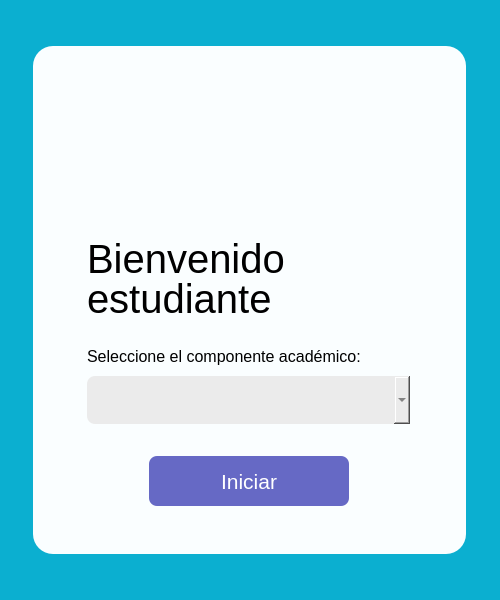
StudentOwl/StudentOwl-Monitoreo, file student-owl/resources/watcher_view.ui: the form before one commit.
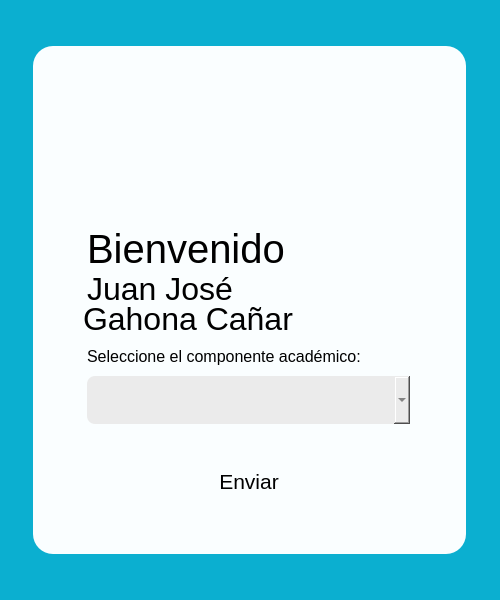
The form after the commit. Icons and pictures are not drawn.

```diff
--- a/student-owl/resources/watcher_view.ui
+++ b/student-owl/resources/watcher_view.ui
@@ -14,8 +14,29 @@
   <property name="windowTitle">
    <string>MainWindow</string>
   </property>
+  <property name="windowIcon">
+   <iconset resource="resources.qrc">
+    <normaloff>:/imgs/img/StudentOwlPet-Dark.ico</normaloff>:/imgs/img/StudentOwlPet-Dark.ico</iconset>
+  </property>
   <property name="styleSheet">
-   <string notr="true">background-color: rgb(11, 175, 208);</string>
+   <string notr="true">QWidget#centralwidget {
+	background-color: rgb(11, 175, 208);
+},
+
+
+QLabel* {
+	background-color: rgba(255, 255, 255, 0);
+	color: blue;
+}</string>
+  </property>
+  <property name="iconSize">
+   <size>
+    <width>25</width>
+    <height>25</height>
+   </size>
+  </property>
+  <property name="toolButtonStyle">
+   <enum>Qt::ToolButtonIconOnly</enum>
   </property>
   <widget class="QWidget" name="centralwidget">
    <widget class="QFrame" name="mainPnl">
@@ -29,7 +50,8 @@
     </property>
     <property name="styleSheet">
      <string notr="true">background-color: rgb(250, 254, 255);
-border-radius: 20;</string>
+border-radius: 20;
+</string>
     </property>
     <property name="frameShape">
      <enum>QFrame::StyledPanel</enum>
@@ -61,18 +83,20 @@
      <property name="font">
       <font>
        <pointsize>16</pointsize>
+       <kerning>true</kerning>
       </font>
      </property>
      <property name="styleSheet">
       <string notr="true">background-color: rgb(102, 105, 197);
 border-radius: 8;
-color: rgb(255, 255, 255);</string>
+color: rgb(255, 255, 255);
+
+hover {
+	background-color: rgb(89, 100, 255);
+}</string>
      </property>
      <property name="text">
-      <string>Iniciar</string>
-     </property>
-     <property name="flat">
-      <bool>false</bool>
+      <string>Enviar</string>
      </property>
     </widget>
     <widget class="QComboBox" name="cbxComponent">
@@ -121,7 +145,7 @@
      <property name="geometry">
       <rect>
        <x>54</x>
-       <y>190</y>
+       <y>180</y>
        <width>325</width>
        <height>45</height>
       </rect>
@@ -132,6 +156,9 @@
        <pointsize>30</pointsize>
       </font>
      </property>
+     <property name="styleSheet">
+      <string notr="true">background-color: rgba(255, 255, 255, 0);</string>
+     </property>
      <property name="text">
       <string>Bienvenido</string>
      </property>
@@ -140,7 +167,7 @@
      <property name="geometry">
       <rect>
        <x>54</x>
-       <y>230</y>
+       <y>220</y>
        <width>325</width>
        <height>45</height>
       </rect>
@@ -148,48 +175,63 @@
      <property name="font">
       <font>
        <family>Segoe UI</family>
-       <pointsize>30</pointsize>
+       <pointsize>24</pointsize>
       </font>
      </property>
+     <property name="styleSheet">
+      <string notr="true">background-color: rgba(255, 255, 255, 0);</string>
+     </property>
      <property name="text">
-      <string>estudiante</string>
+      <string>Juan José</string>
      </property>
     </widget>
     <widget class="QLabel" name="lblLogo">
      <property name="geometry">
       <rect>
        <x>54</x>
-       <y>58</y>
+       <y>48</y>
        <width>325</width>
        <height>111</height>
       </rect>
      </property>
      <property name="styleSheet">
-      <string notr="true">image: url(:/logo/img/StudentOwlLogoRight.png);</string>
+      <string notr="true">image: url(:/imgs/img/StudentOwlLogoRight.png);</string>
      </property>
      <property name="text">
       <string/>
      </property>
     </widget>
+    <widget class="QLabel" name="lblStudentLastname">
+     <property name="geometry">
+      <rect>
+       <x>50</x>
+       <y>250</y>
+       <width>325</width>
+       <height>45</height>
+      </rect>
+     </property>
+     <property name="font">
+      <font>
+       <family>Segoe UI</family>
+       <pointsize>24</pointsize>
+      </font>
+     </property>
+     <property name="styleSheet">
+      <string notr="true">background-color: rgba(255, 255, 255, 0);</string>
+     </property>
+     <property name="text">
+      <string>Gahona Cañar</string>
+     </property>
+    </widget>
     <zorder>lblLogo</zorder>
     <zorder>btnInit</zorder>
     <zorder>cbxComponent</zorder>
     <zorder>lblCmbComponent</zorder>
     <zorder>lblWelcome</zorder>
     <zorder>lblStudentName</zorder>
+    <zorder>lblStudentLastname</zorder>
    </widget>
   </widget>
-  <widget class="QMenuBar" name="menubar">
-   <property name="geometry">
-    <rect>
-     <x>0</x>
-     <y>0</y>
-     <width>500</width>
-     <height>21</height>
-    </rect>
-   </property>
-  </widget>
-  <widget class="QStatusBar" name="statusbar"/>
  </widget>
  <resources>
   <include location="resources.qrc"/>
```
